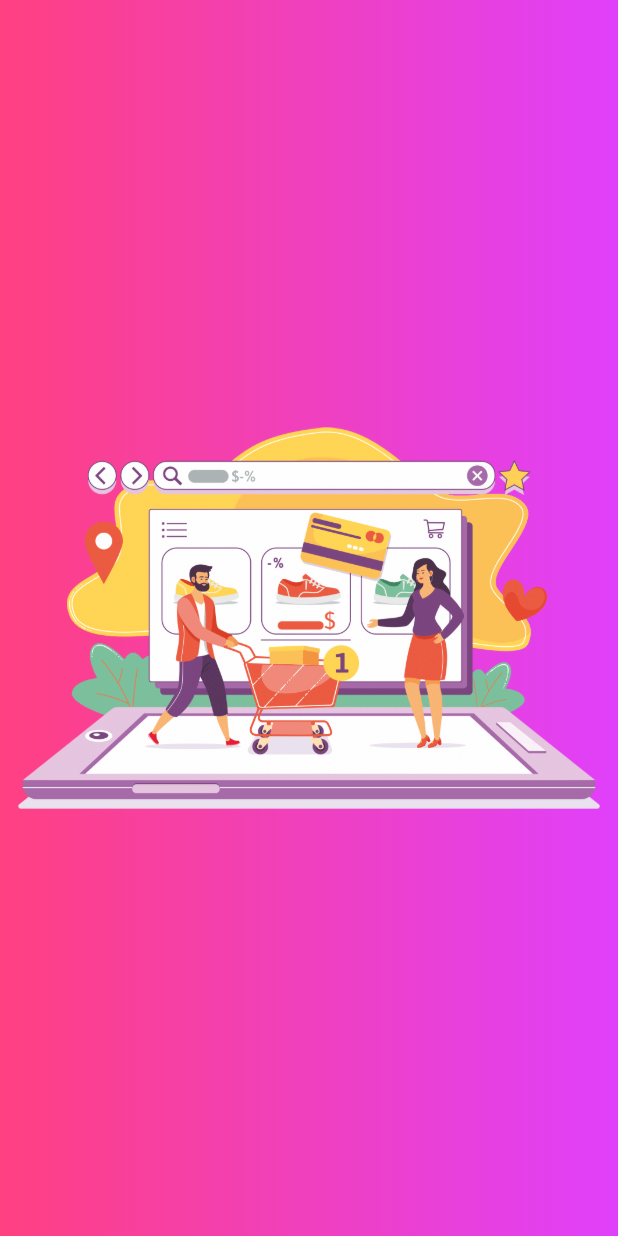
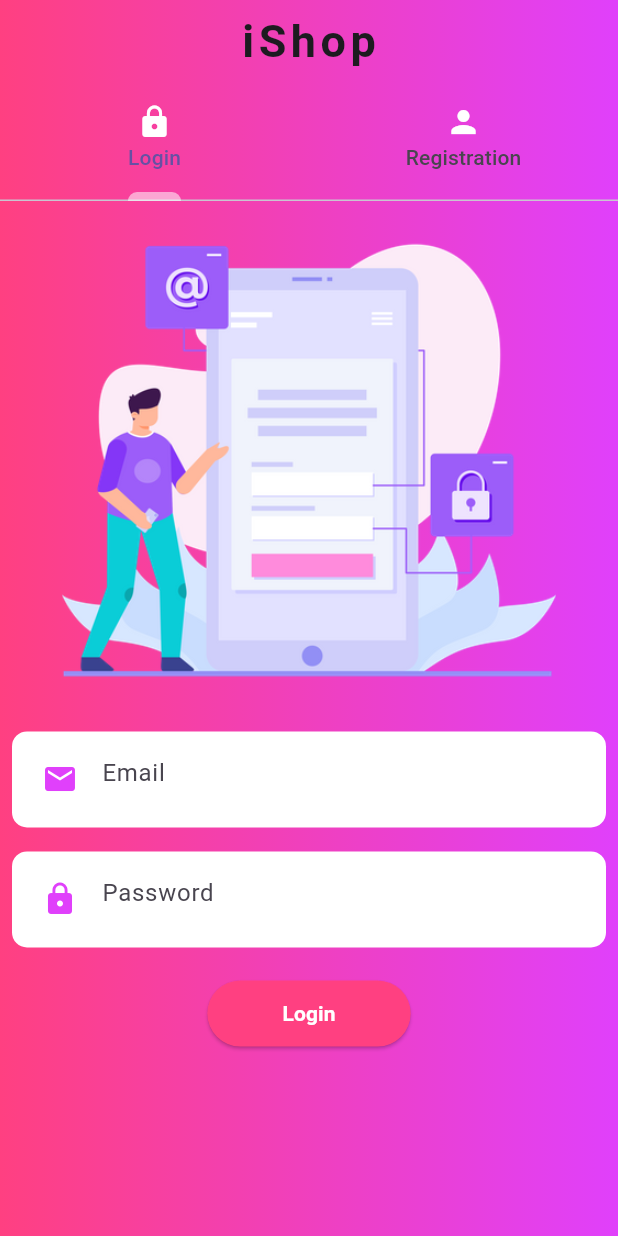
Before and after one commit to DhairyaAg07/my-e-commerce-store, a Flutter app: the screen it shows after launch, on a phone screen of 412 x 824 dp. Run offline on Flutter 3.47's test engine with Material 3 defaults, Android fonts, the phone set to English and light mode, and no system bars.

```diff
--- /dev/null
+++ b/lib/authScreens/auth_screen.dart
@@ -0,0 +1,82 @@
+import 'package:flutter/material.dart';
+import 'package:users_app/authScreens/login_tab_page.dart';
+import 'package:users_app/authScreens/registration_tab_page.dart';
+
+class AuthScreen extends StatefulWidget {
+  @override
+  State<AuthScreen> createState() => _AuthScreenState();
+}
+
+class _AuthScreenState extends State<AuthScreen> {
+  @override
+  Widget build(BuildContext context) {
+    return DefaultTabController(
+      length: 2,
+      child: Scaffold(
+        appBar: AppBar(
+          flexibleSpace: Container(
+            decoration: const BoxDecoration(
+              gradient: LinearGradient(
+                colors: [
+                  Colors.pinkAccent,
+                  Colors.purpleAccent,
+                ],
+                begin: FractionalOffset(0.0, 0.0),
+                end: FractionalOffset(1.0, 0.0),
+                stops: [0.0, 1.0],
+                tileMode: TileMode.clamp,
+              ),
+            ),
+          ),
+          title: Center(
+            child: const Text(
+              "iShop",
+              style: TextStyle(
+                  fontSize: 30, letterSpacing: 3, fontWeight: FontWeight.bold),
+            ),
+          ),
+          bottom: const TabBar(
+            indicatorColor: Colors.white54,
+            indicatorWeight: 6,
+            tabs: [
+              Tab(
+                text: "Login",
+                icon: Icon(
+                  Icons.lock,
+                  color: Colors.white,
+                ),
+              ),
+              Tab(
+                text: "Registration",
+                icon: Icon(
+                  Icons.person,
+                  color: Colors.white,
+                ),
+              ),
+            ],
+          ),
+        ),
+
+
+        body: Container(
+          decoration: const BoxDecoration(
+            gradient: LinearGradient(
+              colors: [
+                Colors.pinkAccent,
+                Colors.purpleAccent,
+              ],
+              begin: FractionalOffset(0.0, 0.0),
+              end: FractionalOffset(1.0, 0.0),
+              stops: [0.0, 1.0],
+              tileMode: TileMode.clamp,
+            ),
+          ),
+          child: TabBarView(children: [
+            LoginTabPage(),
+            RegistrationTabPage(),
+          ],),
+        ) ,
+      ),
+    );
+  }
+}
--- /dev/null
+++ b/lib/authScreens/login_tab_page.dart
@@ -0,0 +1,76 @@
+import 'package:flutter/material.dart';
+import '../widgets/custom_text_field.dart';
+
+
+class LoginTabPage extends StatefulWidget {
+  @override
+  State<LoginTabPage> createState() => _LoginTabPageState();
+}
+
+class _LoginTabPageState extends State<LoginTabPage>
+{
+  TextEditingController emailEditingController = TextEditingController();
+  TextEditingController passwordEditingController = TextEditingController();
+  GlobalKey<FormState> formKey = GlobalKey<FormState>();
+  @override
+  Widget build(BuildContext context)
+  {
+    return SingleChildScrollView(
+      child: Column(
+        children: [
+
+          Padding(
+            padding: const EdgeInsets.all(8.0),
+            child: Image.asset("images/login.png",
+            height: MediaQuery.of(context).size.height*0.40,),
+          ),
+
+          Form(
+            key: formKey,
+            child: Column(
+              children: [
+
+
+                //   email
+                CustomTextField(
+                  textEditingController: emailEditingController,
+                  iconData: Icons.mail,
+                  hintText: "Email",
+                  isObsecure: false,
+                  enabled: true,
+                ),
+
+                //password
+                CustomTextField(
+                  textEditingController: passwordEditingController,
+                  iconData: Icons.lock,
+                  hintText: "Password",
+                  isObsecure: true,
+                  enabled: true,
+                ),
+
+              ],
+            ),
+          ),
+
+          const SizedBox(height: 12,),
+
+          ElevatedButton(
+            style: ElevatedButton.styleFrom(
+              primary: Colors.pinkAccent,
+              padding: EdgeInsets.symmetric(horizontal: 50, vertical: 12),
+            ),
+            onPressed: () {},
+            child: Text(
+              "Login",
+              style: TextStyle(
+                color: Colors.white,
+                fontWeight: FontWeight.bold,
+              ),
+            ),
+          ),
+        ],
+      ),
+    );
+  }
+}
--- a/lib/main.dart
+++ b/lib/main.dart
@@ -1,4 +1,5 @@
 import 'package:flutter/material.dart';
+import 'package:users_app/authScreens/auth_screen.dart';
 import 'package:users_app/mainScreens/home_screen.dart';
 import 'package:users_app/splashScreen/my_splash_screen.dart';
 
@@ -18,7 +19,7 @@ class MyApp extends StatelessWidget {
         primarySwatch: Colors.purple,
       ),
       debugShowCheckedModeBanner: false,
-      home: MySplashScreen(),
+      home: AuthScreen(),
     );
   }
 }
--- /dev/null
+++ b/lib/widgets/custom_text_field.dart
@@ -0,0 +1,49 @@
+import 'package:flutter/material.dart';
+
+class CustomTextField extends StatefulWidget {
+  TextEditingController? textEditingController;
+  IconData? iconData;
+  String? hintText;
+  bool? isObsecure = true;
+  bool? enabled = true;
+
+  CustomTextField({
+    this.textEditingController,
+    this.iconData,
+    this.hintText,
+    this.enabled,
+    this.isObsecure,
+  });
+
+  @override
+  State<CustomTextField> createState() => _CustomTextFieldState();
+}
+
+class _CustomTextFieldState extends State<CustomTextField> {
+  @override
+  Widget build(BuildContext context) {
+    return Container(
+      decoration: const BoxDecoration(
+        color: Colors.white,
+        borderRadius: BorderRadius.all(Radius.circular(10)),
+      ),
+      padding: const EdgeInsets.all(8.0),
+      margin: const EdgeInsets.all(8.0),
+      child: TextFormField(
+        enabled: widget.enabled,
+        controller: widget.textEditingController,
+        obscureText: widget.isObsecure!,
+        cursorColor: Theme.of(context).primaryColor,
+        decoration: InputDecoration(
+          border: InputBorder.none,
+          prefixIcon: Icon(
+            widget.iconData,
+            color: Colors.purpleAccent,
+          ),
+          focusColor: Theme.of(context).primaryColor,
+          hintText: widget.hintText,
+        ),
+      ),
+    );
+  }
+}
```
Also changed, not shown: lib/authScreens/registration_tab_page.dart (added, +112 -0 lines), lib/splashScreen/my_splash_screen.dart (+42 -3 lines), images/login.png (added).
